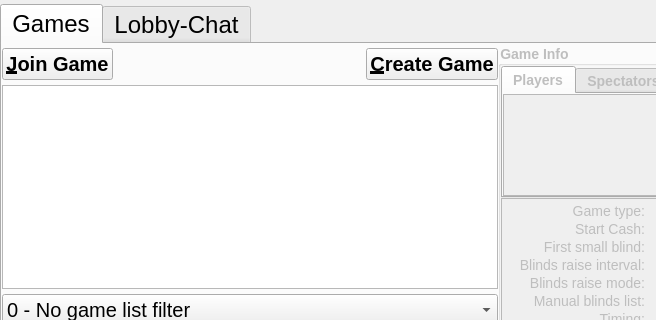
Qt form src/gui/qt/gui_800x480/gamelobbydialog_800x480.ui (pokerth/pokerth) before a commit; both pictures show x 0 to 656 and y 0 to 320 of the 800 by 424 pixel window.
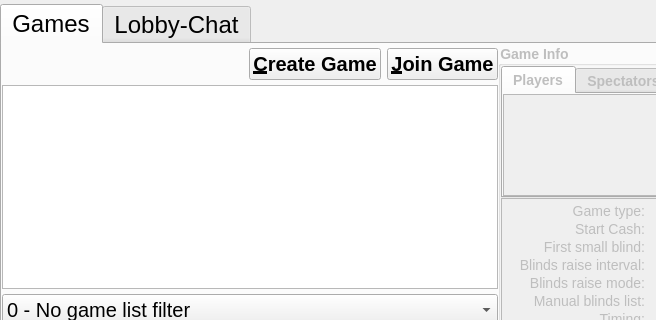
The same form after that commit. Icons and pictures are not drawn.

Commit message: move join and create game buttons back to original positions

Patch:
```diff
--- a/src/gui/qt/gui_800x480/gamelobbydialog_800x480.ui
+++ b/src/gui/qt/gui_800x480/gamelobbydialog_800x480.ui
@@ -327,32 +327,6 @@
              <property name="bottomMargin">
               <number>0</number>
              </property>
-             <item>
-              <widget class="QPushButton" name="pushButton_JoinGame">
-               <property name="minimumSize">
-                <size>
-                 <width>0</width>
-                 <height>0</height>
-                </size>
-               </property>
-               <property name="maximumSize">
-                <size>
-                 <width>16777215</width>
-                 <height>16777215</height>
-                </size>
-               </property>
-               <property name="styleSheet">
-                <string notr="true">QObject {font: bold 20px}</string>
-               </property>
-               <property name="text">
-                <string>&amp;Join Game</string>
-               </property>
-               <property name="icon">
-                <iconset resource="../resources/pokerth.qrc">
-                 <normaloff>:/gfx/go-next-view.png</normaloff>:/gfx/go-next-view.png</iconset>
-               </property>
-              </widget>
-             </item>
              <item>
               <widget class="QLabel" name="label_spectate">
                <property name="openExternalLinks">
@@ -399,6 +373,32 @@
                </property>
               </widget>
              </item>
+             <item>
+              <widget class="QPushButton" name="pushButton_JoinGame">
+               <property name="minimumSize">
+                <size>
+                 <width>0</width>
+                 <height>0</height>
+                </size>
+               </property>
+               <property name="maximumSize">
+                <size>
+                 <width>16777215</width>
+                 <height>16777215</height>
+                </size>
+               </property>
+               <property name="styleSheet">
+                <string notr="true">QObject {font: bold 20px}</string>
+               </property>
+               <property name="text">
+                <string>&amp;Join Game</string>
+               </property>
+               <property name="icon">
+                <iconset resource="../resources/pokerth.qrc">
+                 <normaloff>:/gfx/go-next-view.png</normaloff>:/gfx/go-next-view.png</iconset>
+               </property>
+              </widget>
+             </item>
             </layout>
            </item>
            <item row="1" column="0">
```
Left out of the diff: 1 changed line with no effect on the pictures. The commit also changes 1 other file.
